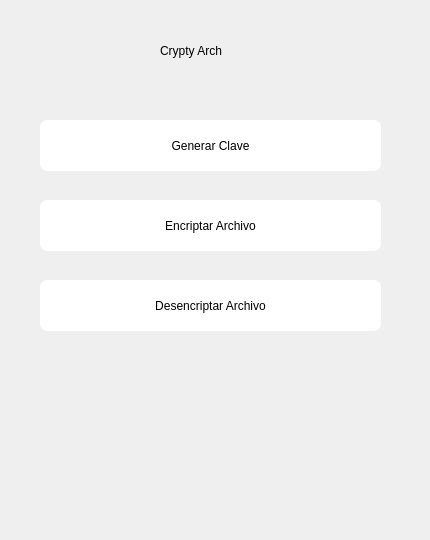
jairvillalobos/Encrypt, file crypt.ui: the form before one commit.
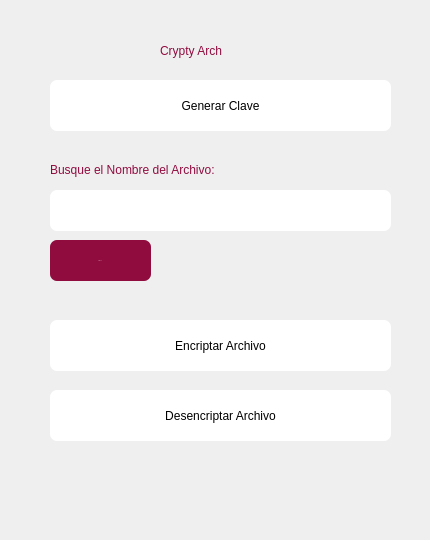
The form after the commit. Icons and pictures are not drawn.

The edit to the form file:
```diff
--- a/crypt.ui
+++ b/crypt.ui
@@ -10,6 +10,24 @@
     <height>540</height>
    </rect>
   </property>
+  <property name="minimumSize">
+   <size>
+    <width>430</width>
+    <height>540</height>
+   </size>
+  </property>
+  <property name="maximumSize">
+   <size>
+    <width>430</width>
+    <height>540</height>
+   </size>
+  </property>
+  <property name="sizeIncrement">
+   <size>
+    <width>430</width>
+    <height>540</height>
+   </size>
+  </property>
   <property name="cursor">
    <cursorShape>PointingHandCursor</cursorShape>
   </property>
@@ -19,8 +37,8 @@
   <widget class="QPushButton" name="btn_encriptar">
    <property name="geometry">
     <rect>
-     <x>40</x>
-     <y>200</y>
+     <x>50</x>
+     <y>320</y>
      <width>341</width>
      <height>51</height>
     </rect>
@@ -42,39 +60,11 @@
     <string>Encriptar Archivo</string>
    </property>
   </widget>
-  <widget class="QLabel" name="mensaje">
-   <property name="geometry">
-    <rect>
-     <x>50</x>
-     <y>370</y>
-     <width>321</width>
-     <height>101</height>
-    </rect>
-   </property>
-   <property name="minimumSize">
-    <size>
-     <width>321</width>
-     <height>101</height>
-    </size>
-   </property>
-   <property name="maximumSize">
-    <size>
-     <width>321</width>
-     <height>101</height>
-    </size>
-   </property>
-   <property name="cursor">
-    <cursorShape>PointingHandCursor</cursorShape>
-   </property>
-   <property name="text">
-    <string/>
-   </property>
-  </widget>
   <widget class="QPushButton" name="btn_genera_clave">
    <property name="geometry">
     <rect>
-     <x>40</x>
-     <y>120</y>
+     <x>50</x>
+     <y>80</y>
      <width>341</width>
      <height>51</height>
     </rect>
@@ -103,8 +93,8 @@
   <widget class="QPushButton" name="btn_desencriptar">
    <property name="geometry">
     <rect>
-     <x>40</x>
-     <y>280</y>
+     <x>50</x>
+     <y>390</y>
      <width>341</width>
      <height>51</height>
     </rect>
@@ -141,12 +131,85 @@
    </property>
    <property name="styleSheet">
     <string notr="true">font: 19px bold &quot;Nimbus Mono L&quot;;
+color: #900C3F;
 </string>
    </property>
    <property name="text">
     <string>Crypty Arch</string>
    </property>
   </widget>
+  <widget class="QPushButton" name="btn_buscar">
+   <property name="geometry">
+    <rect>
+     <x>50</x>
+     <y>240</y>
+     <width>101</width>
+     <height>41</height>
+    </rect>
+   </property>
+   <property name="font">
+    <font>
+     <family>Nimbus Mono L</family>
+     <pointsize>-1</pointsize>
+     <weight>50</weight>
+     <italic>false</italic>
+     <bold>false</bold>
+    </font>
+   </property>
+   <property name="styleSheet">
+    <string notr="true">QPushButton{
+	border-radius:7px; 
+	color:white;
+	background-color: #900C3F;
+	font: 20px &quot;Nimbus Mono L&quot;;
+}</string>
+   </property>
+   <property name="text">
+    <string>Buscar </string>
+   </property>
+  </widget>
+  <widget class="QLineEdit" name="lineEdit">
+   <property name="geometry">
+    <rect>
+     <x>50</x>
+     <y>190</y>
+     <width>341</width>
+     <height>41</height>
+    </rect>
+   </property>
+   <property name="styleSheet">
+    <string notr="true">QLineEdit{
+	background-color: #FFFFFF;
+	font: 17px &quot;Nimbus Mono L&quot;;
+	background-repeat: space;
+	border-radius:7px;
+}</string>
+   </property>
+  </widget>
+  <widget class="QLabel" name="label">
+   <property name="geometry">
+    <rect>
+     <x>50</x>
+     <y>160</y>
+     <width>251</width>
+     <height>20</height>
+    </rect>
+   </property>
+   <property name="styleSheet">
+    <string notr="true">font: 14px &quot;Nimbus Mono L&quot; bold;
+color:#900C3F;</string>
+   </property>
+   <property name="text">
+    <string>Busque el Nombre del Archivo:</string>
+   </property>
+  </widget>
+  <zorder>lineEdit</zorder>
+  <zorder>btn_genera_clave</zorder>
+  <zorder>btn_encriptar</zorder>
+  <zorder>btn_desencriptar</zorder>
+  <zorder>btn_buscar</zorder>
+  <zorder>titulo</zorder>
+  <zorder>label</zorder>
  </widget>
  <tabstops>
   <tabstop>btn_genera_clave</tabstop>
```
